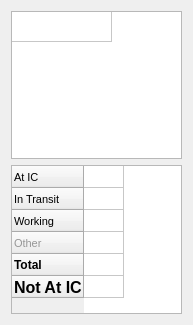
ncssar/radiolog, file designer/teamTabsPopup.ui: the form before one commit.
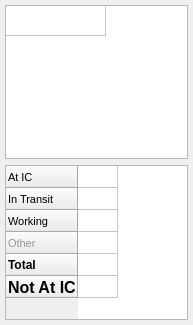
The form after the commit.

Commit message:
WIP hotkeys in sidebar
hotkeys are showing in sidebar, and are shown/hidden immediately if sidebar is open when F12 is pressed; still need to figure out accounting for increased width when hotkey is added: right now, the longest callsign may wrap to 2 rows of text, which is probably bad;
also, set autoFillBackground and reduced margins in teamTabsPopup.ui to make an opaque but smaller border display

What changed in the file:
```diff
--- a/designer/teamTabsPopup.ui
+++ b/designer/teamTabsPopup.ui
@@ -13,7 +13,22 @@
   <property name="windowTitle">
    <string>Dialog</string>
   </property>
+  <property name="autoFillBackground">
+   <bool>true</bool>
+  </property>
   <layout class="QVBoxLayout" name="verticalLayout">
+   <property name="leftMargin">
+    <number>5</number>
+   </property>
+   <property name="topMargin">
+    <number>5</number>
+   </property>
+   <property name="rightMargin">
+    <number>5</number>
+   </property>
+   <property name="bottomMargin">
+    <number>5</number>
+   </property>
    <item>
     <widget class="QTableWidget" name="teamTabsTableWidget">
      <property name="font">
```
The commit also changes 2 other files.
